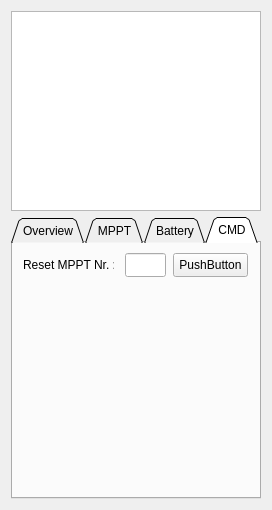
Above: src/ui/EnergyBudget.ui from ethz-asl/qgc_asl before the change. Below: the same form after it.
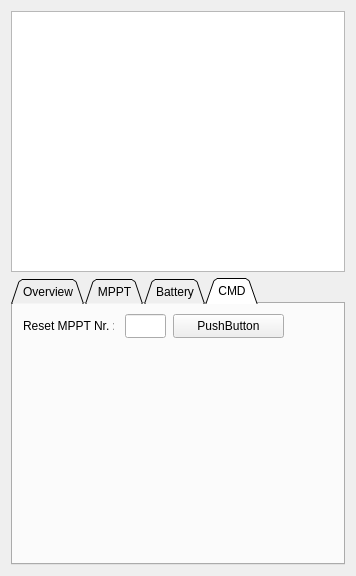
That is the form after the change. The open tabs and pages were chosen to show the change.

Diff of the .ui file:
```diff
--- a/src/ui/EnergyBudget.ui
+++ b/src/ui/EnergyBudget.ui
@@ -6,8 +6,8 @@
    <rect>
     <x>0</x>
     <y>0</y>
-    <width>268</width>
-    <height>485</height>
+    <width>356</width>
+    <height>576</height>
    </rect>
   </property>
   <property name="windowTitle">
@@ -1055,7 +1055,7 @@
         <rect>
          <x>160</x>
          <y>10</y>
-         <width>75</width>
+         <width>111</width>
          <height>24</height>
         </rect>
        </property>
```
